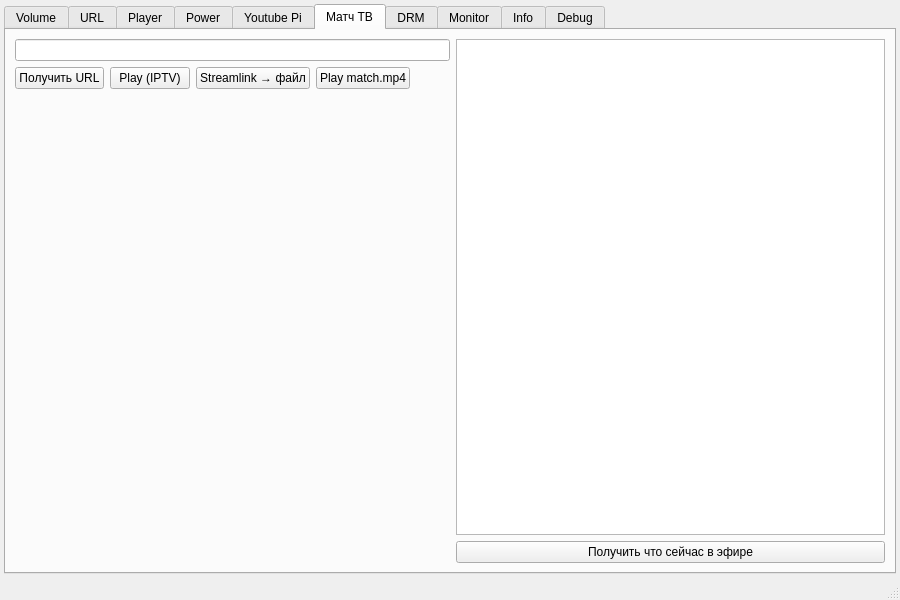
Before: the Qt Designer form kodigui.ui in definitly486/KodiGui, drawn with Qt 5.
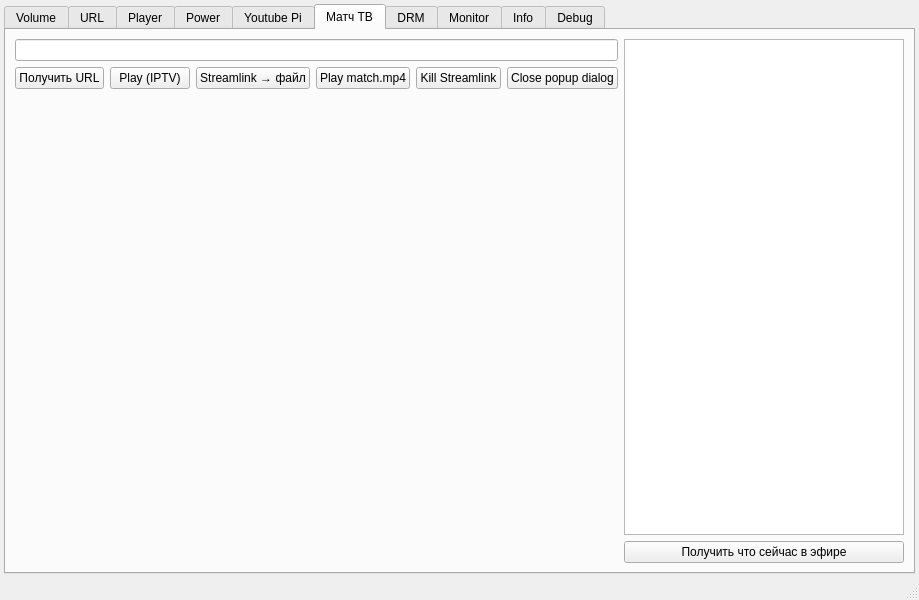
After: the same form once the commit is applied. The open tabs and pages were chosen to show the change. Icons and pictures are not drawn.

Commit message: Add Streamlink and popup controls to Match TV tab

Patch:
```diff
--- a/kodigui.ui
+++ b/kodigui.ui
@@ -622,6 +622,20 @@
               </property>
              </widget>
             </item>
+            <item>
+             <widget class="QPushButton" name="killMatchTvStreamlinkButton">
+              <property name="text">
+               <string>Kill Streamlink</string>
+              </property>
+             </widget>
+            </item>
+            <item>
+             <widget class="QPushButton" name="closeMatchTvPopupButton">
+              <property name="text">
+               <string>Close popup dialog</string>
+              </property>
+             </widget>
+            </item>
             <item>
              <spacer name="matchSp">
               <property name="orientation">
```
